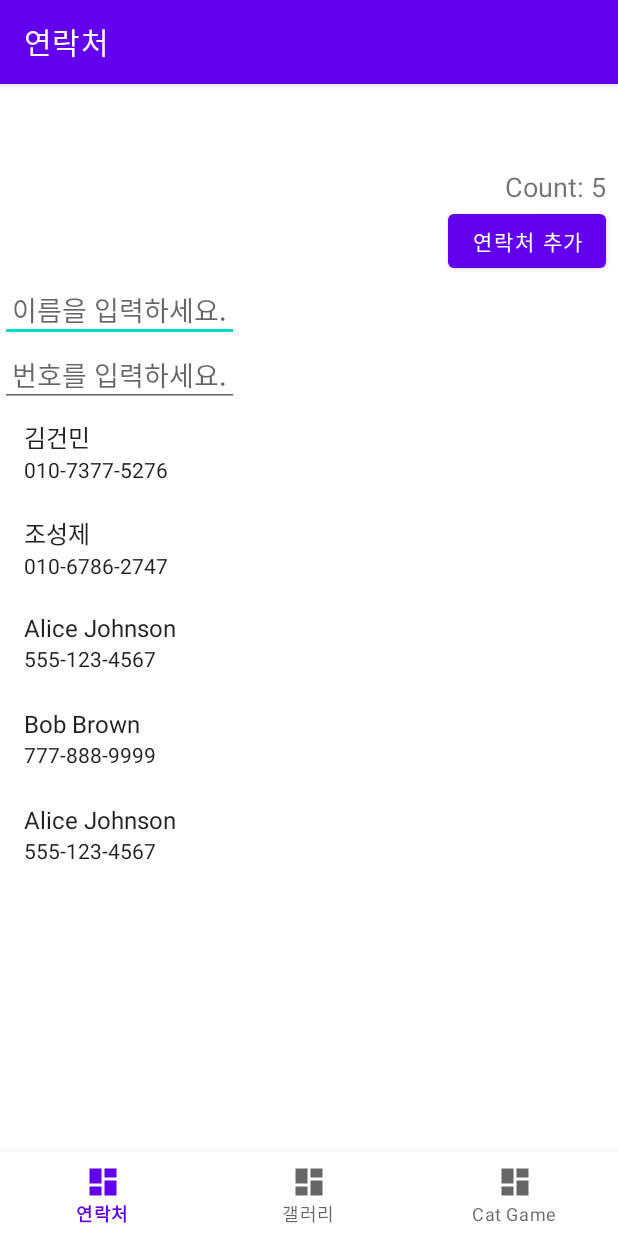
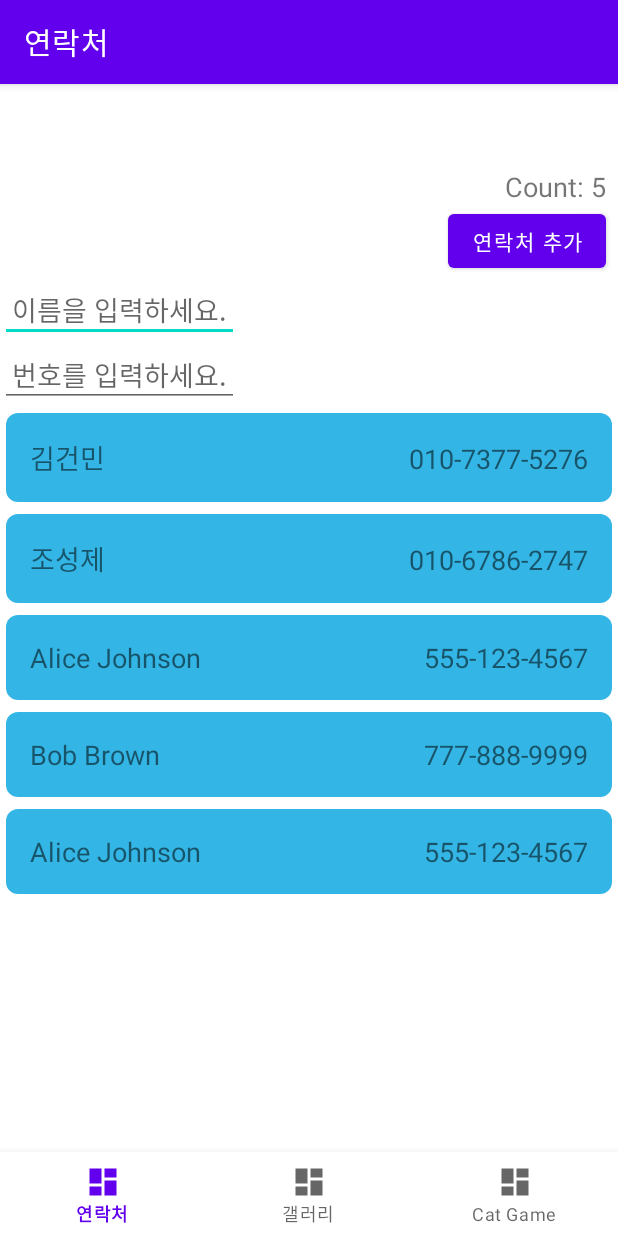
Before and after one commit to choseongje/MadCampWeek1, an Android app: the screen it shows after launch (MainActivity), on a phone screen of 412 x 824 dp. Run offline under Robolectric (Android 15) with nearby library versions, the phone set to English and light mode, and no system bars; our stand-ins replace navigation-ui.

Commit message:
contact_item Xml 파일 추가.

```diff
--- a/test4/app/src/main/java/com/example/test4/ui/home/ContactAdapter.kt
+++ b/test4/app/src/main/java/com/example/test4/ui/home/ContactAdapter.kt
@@ -5,16 +5,12 @@ import android.view.View
 import android.view.ViewGroup
 import android.widget.TextView
 import androidx.recyclerview.widget.RecyclerView
+import com.example.test4.R
 
 class ContactAdapter(private val contacts: MutableList<Contact>) : RecyclerView.Adapter<ContactAdapter.ContactViewHolder>(){
 
-    class ContactViewHolder(itemView: View) : RecyclerView.ViewHolder(itemView) {
-        val nameTextView: TextView = itemView.findViewById(android.R.id.text1)
-        val phoneTextView: TextView = itemView.findViewById(android.R.id.text2)
-    }
-
     override fun onCreateViewHolder(parent: ViewGroup, viewType: Int): ContactViewHolder {
-        val view = LayoutInflater.from(parent.context).inflate(android.R.layout.simple_list_item_2, parent, false)
+        val view = LayoutInflater.from(parent.context).inflate(R.layout.contact_item, parent, false)
         return ContactViewHolder(view)
     }
 
@@ -24,6 +20,15 @@ class ContactAdapter(private val contacts: MutableList<Contact>) : RecyclerView.
         holder.phoneTextView.text = contact.phoneNumber
     }
 
+    class ContactViewHolder(itemView: View) : RecyclerView.ViewHolder(itemView) {
+        val nameTextView: TextView = itemView.findViewById(R.id.nameTextView)
+        val phoneTextView: TextView = itemView.findViewById(R.id.phoneTextView)
+    }
+
+
+
+
+
     override fun getItemCount(): Int = contacts.size
 
     fun addContact(contact: Contact) {
--- /dev/null
+++ b/test4/app/src/main/res/drawable/contact_item_background.xml
@@ -0,0 +1,7 @@
+<?xml version="1.0" encoding="utf-8"?>
+<shape xmlns:android="http://schemas.android.com/apk/res/android"
+    android:shape="rectangle">
+    <solid android:color="@android:color/holo_blue_light" />
+    <corners android:radius="8dp" />
+    <padding android:left="8dp" android:right="8dp" android:top="8dp" android:bottom="8dp" />
+</shape>
--- /dev/null
+++ b/test4/app/src/main/res/layout/contact_item.xml
@@ -0,0 +1,29 @@
+<?xml version="1.0" encoding="utf-8"?>
+<LinearLayout xmlns:android="http://schemas.android.com/apk/res/android"
+    android:layout_width="match_parent"
+    android:layout_height="wrap_content"
+    android:orientation="horizontal"
+    android:padding="16dp"
+    android:background="@drawable/contact_item_background"
+    android:layout_margin="4dp">
+
+
+
+    <TextView
+        android:id="@+id/nameTextView"
+        android:layout_width="wrap_content"
+        android:layout_height="wrap_content"
+        android:textSize="18sp"
+        android:layout_weight="1"
+        android:text="name" />
+
+    <TextView
+        android:id="@+id/phoneTextView"
+        android:layout_width="wrap_content"
+        android:layout_height="wrap_content"
+        android:text="phone"
+        android:textSize="18sp"
+        android:gravity="end"/>
+
+
+</LinearLayout>
```
